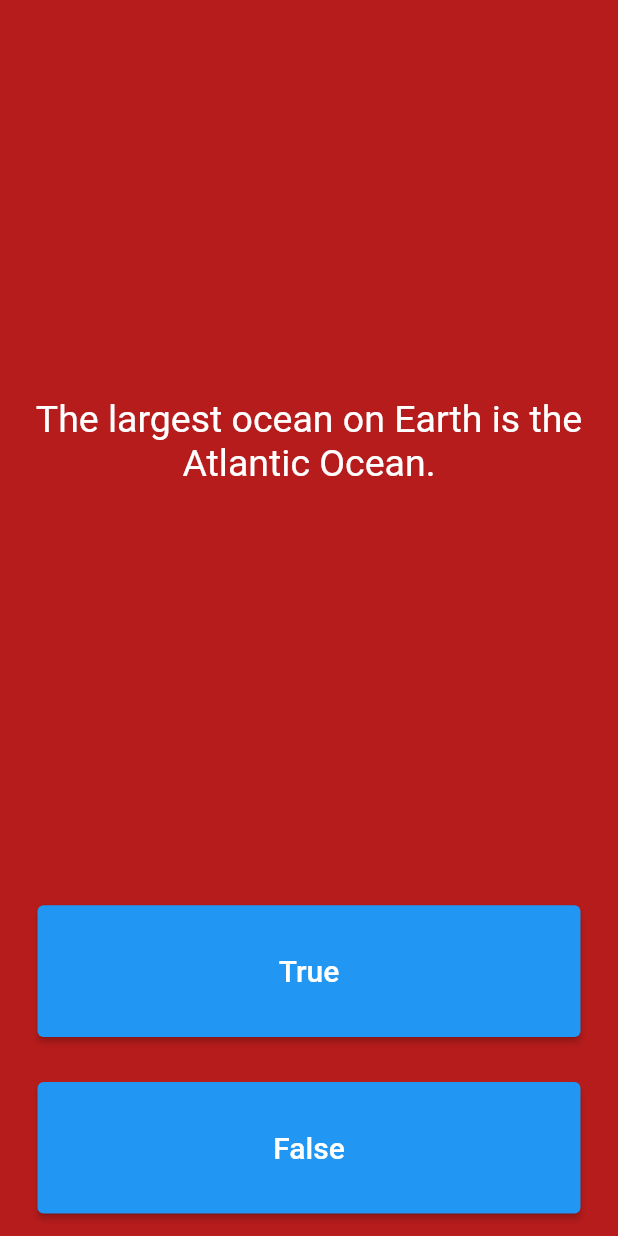
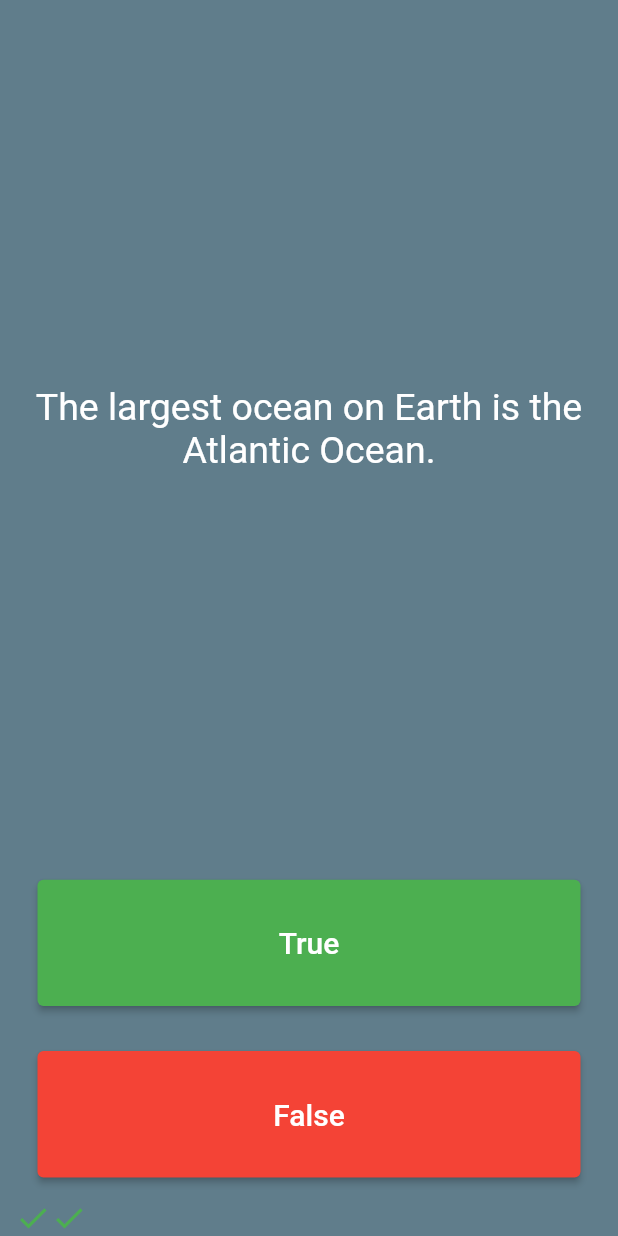
Before and after one commit to shardhayv/quiz_app, a Flutter app: the screen it shows after launch, after a tap on "True", after a tap on "False", on a phone screen of 412 x 824 dp. Run offline on Flutter 3.47's test engine with Material 2 defaults, Android fonts, the phone set to English and light mode, and no system bars.

Commit message:
icons for true false with logic added

```diff
--- a/lib/main.dart
+++ b/lib/main.dart
@@ -9,11 +9,11 @@ class Quizzler extends StatelessWidget {
 
   @override
   Widget build(BuildContext context) {
-    return MaterialApp(
+    return const MaterialApp(
       debugShowCheckedModeBanner: false,
       home: Scaffold(
-        backgroundColor: Colors.red.shade900,
-        body: const SafeArea(
+        backgroundColor: Colors.blueGrey,
+        body: SafeArea(
           child: Padding(
             padding: EdgeInsets.symmetric(horizontal: 10.0),
             child: QuizPage(),
@@ -33,6 +33,29 @@ class QuizPage extends StatefulWidget {
 
 class _QuizPageState extends State<QuizPage> {
   List<Widget> score = [];
+
+  void checkAnswer(bool pickedAnswer) {
+    bool correctAnswer = quizBrain.getAnswerText();
+    setState(() {
+      if (pickedAnswer == correctAnswer) {
+        score.add(
+          const Icon(
+            Icons.check,
+            color: Colors.green,
+          ),
+        );
+      } else {
+        score.add(
+          const Icon(
+            Icons.close,
+            color: Colors.red,
+          ),
+        );
+      }
+
+      quizBrain.nextQuestion();
+    });
+  }
 
   QuizBrain quizBrain = QuizBrain();
 
@@ -63,7 +86,7 @@ class _QuizPageState extends State<QuizPage> {
             padding: const EdgeInsets.all(15.0),
             child: ElevatedButton(
               style: ButtonStyle(
-                backgroundColor: MaterialStateProperty.all<Color>(Colors.blue),
+                backgroundColor: MaterialStateProperty.all<Color>(Colors.green),
               ),
               child: const Text(
                 'True',
@@ -73,16 +96,7 @@ class _QuizPageState extends State<QuizPage> {
                 ),
               ),
               onPressed: () {
-                bool correctAnswer = quizBrain.getAnswerText();
-
-                if (correctAnswer == true) {
-                  print('Answer is correct');
-                } else {
-                  print('Answer is wrong');
-                }
-                setState(() {
-                  quizBrain.nextQuestion();
-                });
+                checkAnswer(true);
               },
             ),
           ),
@@ -92,7 +106,7 @@ class _QuizPageState extends State<QuizPage> {
             padding: const EdgeInsets.all(15.0),
             child: ElevatedButton(
               style: ButtonStyle(
-                backgroundColor: MaterialStateProperty.all<Color>(Colors.blue),
+                backgroundColor: MaterialStateProperty.all<Color>(Colors.red),
               ),
               child: const Text(
                 'False',
@@ -102,15 +116,7 @@ class _QuizPageState extends State<QuizPage> {
                 ),
               ),
               onPressed: () {
-                bool correctAnswer = quizBrain.getAnswerText();
-                if (correctAnswer == false) {
-                  print('Answer is correct');
-                } else {
-                  print('Answer is wrong');
-                }
-                setState(() {
-                  quizBrain.nextQuestion();
-                });
+                checkAnswer(false);
               },
             ),
           ),
```
